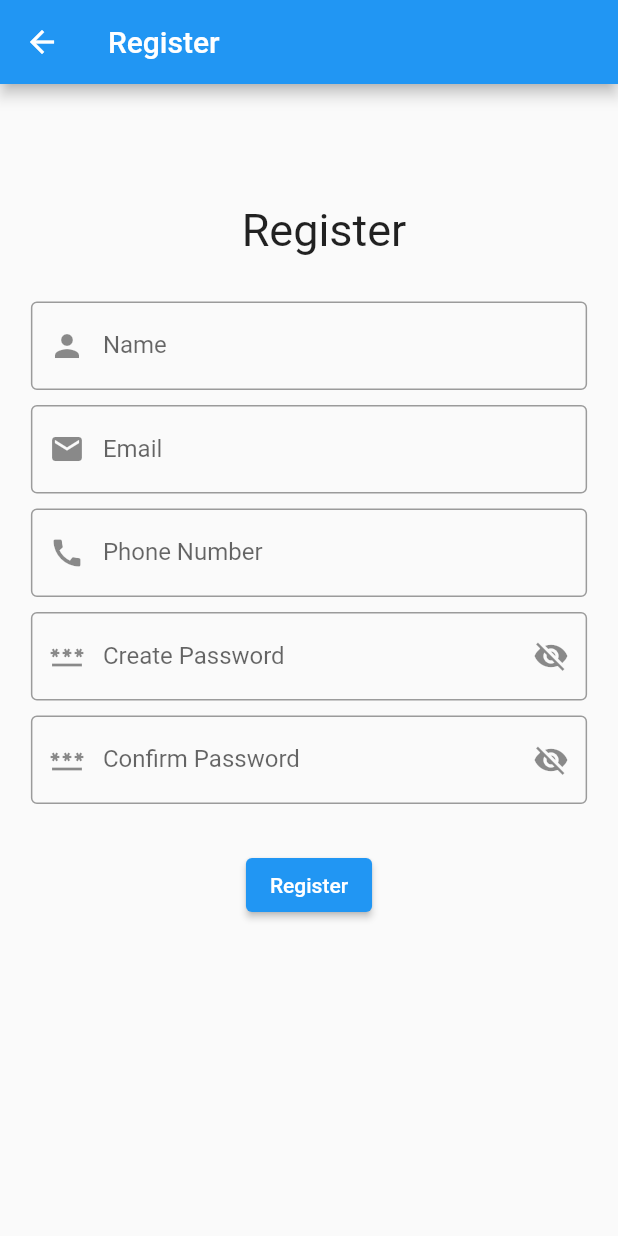
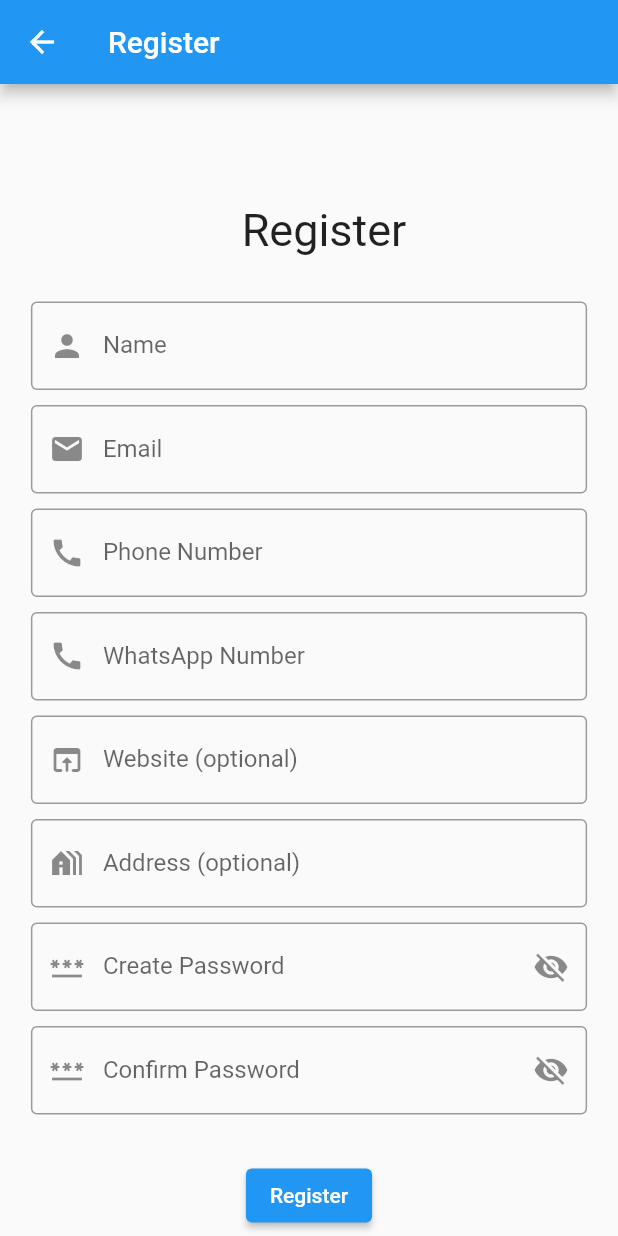
Before and after one commit to Hitesh123mori/Scanner-App---Flutter, a Flutter app: the screen it shows after launch, after a tap on "Register", on a phone screen of 412 x 824 dp. Run offline on Flutter 3.47's test engine with Material 2 defaults, Android fonts, the phone set to English and light mode, and no system bars; our stand-ins replace cloud_firestore, firebase_auth, firebase_core, permission_handler, shared_preferences; missing offline and left inert: qrscan; accounts and stored records are empty.

Commit message:
major commit

```diff
--- /dev/null
+++ b/lib/CurUser.dart
@@ -0,0 +1,6 @@
+import 'package:hackathon_scanner_app/user.dart';
+
+class CurUser {
+  static User? cur_user;
+
+}
--- a/lib/Profile_File/Address.dart
+++ b/lib/Profile_File/Address.dart
@@ -1,4 +1,5 @@
 import 'package:flutter/material.dart';
+import 'package:hackathon_scanner_app/CurUser.dart';
 
 class Address extends StatefulWidget {
   const Address({Key? key}) : super(key: key);
@@ -9,7 +10,7 @@ class Address extends StatefulWidget {
 
 class _AddressState extends State<Address> {
   final _textController1 = TextEditingController();
-  String _displayText1 = '';
+  String _displayText1 = CurUser.cur_user!.address;
   @override
   Widget build(BuildContext context) {
     return ListTile(
--- a/lib/Profile_File/Email.dart
+++ b/lib/Profile_File/Email.dart
@@ -1,4 +1,5 @@
 import 'package:flutter/material.dart';
+import 'package:hackathon_scanner_app/CurUser.dart';
 
 class Emails extends StatefulWidget {
   const Emails({Key? key}) : super(key: key);
@@ -9,7 +10,8 @@ class Emails extends StatefulWidget {
 
 class _EmailsState extends State<Emails> {
   final _textController1 = TextEditingController();
-  String _displayText1 = '';
+  String _displayText1 = CurUser.cur_user!.email;
+
   @override
   Widget build(BuildContext context) {
     return ListTile(
--- a/lib/Profile_File/Mobile.dart
+++ b/lib/Profile_File/Mobile.dart
@@ -1,4 +1,5 @@
 import 'package:flutter/material.dart';
+import 'package:hackathon_scanner_app/CurUser.dart';
 
 class Mobile extends StatefulWidget {
   const Mobile({Key? key}) : super(key: key);
@@ -9,7 +10,8 @@ class Mobile extends StatefulWidget {
 
 class _MobileState extends State<Mobile> {
   final _textController1 = TextEditingController();
-  String _displayText1 = '';
+  String _displayText1 = CurUser.cur_user!.phone;
+
   @override
   Widget build(BuildContext context) {
     return ListTile(
--- a/lib/Profile_File/Phone.dart
+++ b/lib/Profile_File/Phone.dart
@@ -1,4 +1,5 @@
 import 'package:flutter/material.dart';
+import 'package:hackathon_scanner_app/CurUser.dart';
 
 class Phone extends StatefulWidget {
   const Phone({Key? key}) : super(key: key);
@@ -9,7 +10,7 @@ class Phone extends StatefulWidget {
 
 class _PhoneState extends State<Phone> {
   final _textController1 = TextEditingController();
-  String _displayText1 = '';
+  String _displayText1 = CurUser.cur_user!.wa_phone;
   @override
   Widget build(BuildContext context) {
     return ListTile(
--- a/lib/Profile_File/Website.dart
+++ b/lib/Profile_File/Website.dart
@@ -1,4 +1,5 @@
 import 'package:flutter/material.dart';
+import 'package:hackathon_scanner_app/CurUser.dart';
 
 class Website extends StatefulWidget {
   const Website({Key? key}) : super(key: key);
@@ -9,7 +10,7 @@ class Website extends StatefulWidget {
 
 class _WebsiteState extends State<Website> {
   final _textController1 = TextEditingController();
-  String _displayText1 = '';
+  String _displayText1 = CurUser.cur_user!.website;
   @override
   Widget build(BuildContext context) {
     return ListTile(
--- a/lib/screens/register.dart
+++ b/lib/screens/register.dart
@@ -20,19 +20,25 @@ class _RegisterState extends State<Register> {
   final _name_cotroller = TextEditingController();
   final _email_cotroller = TextEditingController();
   final _phone_cotroller = TextEditingController();
+  final _wa_phone_cotroller = TextEditingController();
   final _pass_cotroller = TextEditingController();
   final _repass_cotroller = TextEditingController();
+  final _website_cotroller = TextEditingController();
+  final _address_cotroller = TextEditingController();
 
-  String? _name, _email, _phone, _password, _confpassword;
+  String? _name, _email, _phone, _wa_phone, _password, _confpassword, _website, _address;
+
   final _formKey = GlobalKey<FormState>();
 
-  Future createUser({required String name,  required String email, required String phone, required String password, required context}) async {
+  Future createUser({required String name,  required String email, required String phone,
+    required String password, required String wa_phone, required String website, required String address, required context}) async {
     FirebaseAuth.instance.createUserWithEmailAndPassword(email: email, password: password)
         .then((value) async {
       final docUser = FirebaseFirestore.instance.collection('users').doc(value.user!.uid);
       // final tempRef = docUser.collection("contacts").add({"t":"t"}).then((value) => value.delete());
 
-      final json = user.User(uid: value.user!.uid, name: name, email: email, phone: phone, password: password).toJson();
+      final json = user.User(uid: value.user!.uid, name: name, email: email, phone: phone,
+          password: password, wa_phone: wa_phone, website: website, address: address).toJson();
       await docUser.set(json);
 
       final prefs = await SharedPreferences.getInstance();
@@ -141,6 +147,55 @@ class _RegisterState extends State<Register> {
                         SizedBox(height: 10,),
 
                         TextFormField(
+                          decoration: const InputDecoration(
+                            labelText: "WhatsApp Number",
+                            hintText: "Enter WhatsApp number" ,
+                            prefixIcon: Icon(Icons.call), //todo: change to WA Icon
+                            border: OutlineInputBorder(),
+                          ),
+                          controller: _wa_phone_cotroller,
+                          validator: (value) {
+                            if (value?.isEmpty ?? true) {
+                              return 'Please enter your phone number';
+                            } else if (!RegExp(r'^\+?[0-9]{10,}$').hasMatch(value!)) {
+                              return 'Please enter a valid phone number';
+                            }
+                            return null;
+                          },
+                          onSaved: (value) => _wa_phone = value?.trim(),
+                        ),
+
+                        SizedBox(height: 10,),
+
+                        TextFormField(
+                          decoration: const InputDecoration(
+                            labelText: "Website (optional)",
+                            hintText: "https://fetchinfo.com" ,
+                            prefixIcon: Icon(Icons.open_in_browser_rounded), //todo change
+                            border: OutlineInputBorder(),
+                          ),
+                          controller: _website_cotroller,
+                          onSaved: (value) => _website = value?.trim(),
+                        ),
+
+
+                        SizedBox(height: 10,),
+
+                        TextFormField(
+                          decoration: const InputDecoration(
+                            labelText: "Address (optional)",
+                            hintText: "Enter Your Address" ,
+                            prefixIcon: Icon(Icons.holiday_village),
+                            border: OutlineInputBorder(),
+                          ),
+                          controller: _address_cotroller,
+                          onSaved: (value) => _address = value?.trim(),
+                        ),
+
+
+                        SizedBox(height: 10,),
+
+                        TextFormField(
                           obscureText: !_isPasswordVisible1 ,
                           decoration: InputDecoration(
                             labelText: "Create Password",
@@ -221,10 +276,12 @@ class _RegisterState extends State<Register> {
                                     email: _email.toString(),
                                     phone: _phone.toString(),
                                     password: _password.toString(),
+                                    wa_phone: _wa_phone.toString(),
+                                    website: _website.toString(),
+                                    address:_address.toString(),
                                     context: context);
 
                               }
-
 
                             },
                             child: Text("Register")),
--- a/lib/user.dart
+++ b/lib/user.dart
@@ -8,13 +8,21 @@ class User{
   final String email;
   final String phone;
   final String password;
+  final String wa_phone;
+  final String website;
+  final String address;
 
   User({
     required this.uid,
     required this.name,
     required this.email,
     required this.phone,
-    required this.password});
+    required this.password,
+    required this.wa_phone,
+    required this.website,
+    required this.address,
+
+  });
 
   Map<String, dynamic> toJson() => {
     'uid': uid,
@@ -22,7 +30,9 @@ class User{
     'email': email,
     'phone': phone,
     'password': password,
-
+    'wa phone': wa_phone,
+    'website': website,
+    'address': address
   };
 
   static User fromJson(Map<String, dynamic> json) => User(
@@ -31,6 +41,10 @@ class User{
     email: json['email'],
     phone: json['phone'],
     password: json['password'],
+    website: json['website'],
+    wa_phone: json['wa phone'],
+    address: json['address'],
+
   );
 
 }
```
Also changed, not shown: lib/Profile_File/Name.dart (+7 -1 lines), lib/screens/home.dart (+46 -1 lines), lib/screens/list_contacts.dart (+3 -7 lines), lib/screens/login_screen.dart (+34 -3 lines), assets/icons/whatsapp.png (renamed from lib/assets/icons/whatsapp.png).
